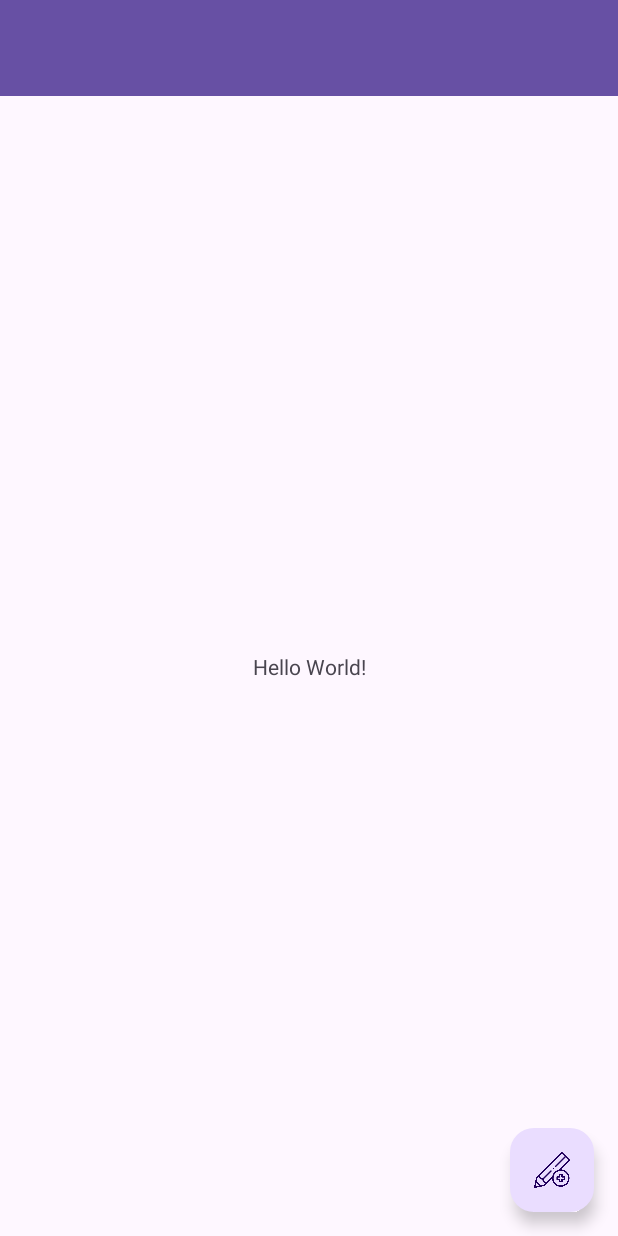
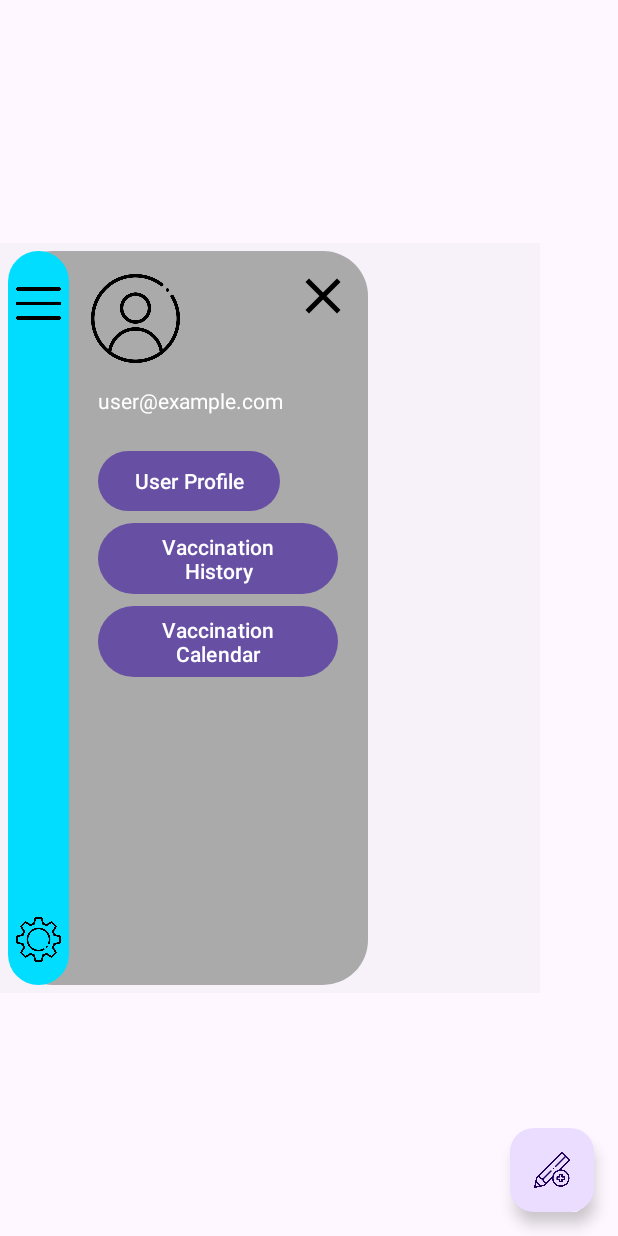
Before and after one commit to Junoiri/MSPP_Project, an Android app built with Jetpack Compose: the layout activity_main.xml on its own in the app's theme, with its tools: preview values and no code run, on a phone screen of 412 x 824 dp. Run offline under Robolectric (Android 15) with nearby library versions, the light colour scheme and no system bars.

Commit message:
Modified the Main Activity

```diff
--- /dev/null
+++ b/app/src/main/res/drawable/drawer_background.xml
@@ -0,0 +1,5 @@
+<?xml version="1.0" encoding="utf-8"?>
+<selector xmlns:android="http://schemas.android.com/apk/res/android">
+    <item android:drawable="@drawable/rounded_rectangle_vertical_expanded" android:state_checked="true" />
+<!--    <item android:drawable="@drawable/rounded_rectangle_vertical" />-->
+</selector>
--- /dev/null
+++ b/app/src/main/res/drawable/rounded_rectangle_vertical.xml
@@ -0,0 +1,5 @@
+<?xml version="1.0" encoding="utf-8"?>
+<shape xmlns:android="http://schemas.android.com/apk/res/android">
+    <solid android:color="@android:color/holo_blue_bright" />
+    <corners android:radius="40dp" />
+</shape>
--- /dev/null
+++ b/app/src/main/res/drawable/rounded_rectangle_vertical_expanded.xml
@@ -0,0 +1,5 @@
+<?xml version="1.0" encoding="utf-8"?>
+<shape xmlns:android="http://schemas.android.com/apk/res/android">
+    <solid android:color="@android:color/darker_gray" />
+    <corners android:radius="30dp" />
+</shape>
--- a/app/src/main/res/layout/activity_main.xml
+++ b/app/src/main/res/layout/activity_main.xml
@@ -1,34 +1,32 @@
-<androidx.drawerlayout.widget.DrawerLayout xmlns:android="http://schemas.android.com/apk/res/android"
+<RelativeLayout xmlns:android="http://schemas.android.com/apk/res/android"
     xmlns:app="http://schemas.android.com/apk/res-auto"
-    android:id="@+id/drawer_layout"
     android:layout_width="match_parent"
     android:layout_height="match_parent">
 
-    <RelativeLayout
+    <TextView
+        android:id="@+id/text_view"
+        android:layout_width="wrap_content"
+        android:layout_height="wrap_content"
+        android:text="Hello World!"
+        android:layout_centerInParent="true" />
+
+    <FrameLayout
         android:layout_width="match_parent"
         android:layout_height="match_parent">
 
-        <androidx.constraintlayout.widget.ConstraintLayout
-            android:layout_width="match_parent"
-            android:layout_height="match_parent">
+        <include layout="@layout/custom_expanded_toolbar"
+            android:id="@+id/nav_view"
+            android:layout_width="wrap_content"
+            android:layout_height="500dp"
+            android:layout_gravity="center_vertical" />
 
-            <androidx.appcompat.widget.Toolbar
-                android:id="@+id/toolbar"
-                android:layout_width="match_parent"
-                android:layout_height="?attr/actionBarSize"
-                android:background="?attr/colorPrimary"
-                app:layout_constraintTop_toTopOf="parent" />
+        <include layout="@layout/custom_toolbar_vertical"
+            android:id="@+id/custom_toolbar_vertical"
+            android:layout_width="wrap_content"
+            android:layout_height="500dp"
+            android:layout_gravity="center_vertical" />
 
-            <TextView
-                android:layout_width="wrap_content"
-                android:layout_height="wrap_content"
-                android:text="Hello World!"
-                app:layout_constraintBottom_toBottomOf="parent"
-                app:layout_constraintEnd_toEndOf="parent"
-                app:layout_constraintStart_toStartOf="parent"
-                app:layout_constraintTop_toBottomOf="@id/toolbar" />
-
-        </androidx.constraintlayout.widget.ConstraintLayout>
+    </FrameLayout>
 
     <com.google.android.material.floatingactionbutton.FloatingActionButton
         android:id="@+id/fab_add_new"
@@ -41,16 +39,3 @@
         app:fabSize="normal" />
 
 </RelativeLayout>
-
-    <com.google.android.material.navigation.NavigationView
-        android:id="@+id/nav_view"
-        android:layout_width="wrap_content"
-        android:layout_height="match_parent"
-        android:layout_gravity="start"
-        app:headerLayout="@layout/nav_header">
-
-        <include layout="@layout/drawer_menu" />
-
-    </com.google.android.material.navigation.NavigationView>
-
-</androidx.drawerlayout.widget.DrawerLayout>
--- /dev/null
+++ b/app/src/main/res/layout/custom_expanded_toolbar.xml
@@ -0,0 +1,87 @@
+<com.google.android.material.navigation.NavigationView xmlns:android="http://schemas.android.com/apk/res/android"
+    xmlns:app="http://schemas.android.com/apk/res-auto"
+    android:id="@+id/nav_view"
+    android:layout_width="240dp"
+    android:layout_height="500dp"
+    android:layout_gravity="start"
+    android:padding="5dp">
+
+    <LinearLayout
+        android:layout_width="wrap_content"
+        android:layout_height="match_parent"
+        android:background="@drawable/rounded_rectangle_vertical_expanded"
+        android:orientation="vertical">
+
+        <RelativeLayout
+            android:layout_width="200dp"
+            android:layout_height="wrap_content"
+            android:layout_marginLeft="40dp"
+            android:padding="10dp">
+
+            <LinearLayout
+                android:id="@+id/user_section"
+                android:layout_width="wrap_content"
+                android:layout_height="wrap_content"
+                android:orientation="vertical">
+
+                <ImageView
+                    android:id="@+id/user_icon"
+                    android:layout_width="70dp"
+                    android:layout_height="70dp"
+                    android:padding="5dp"
+                    android:src="@drawable/ic_user" />
+
+                <TextView
+                    android:id="@+id/user_email"
+                    android:layout_width="wrap_content"
+                    android:layout_height="wrap_content"
+                    android:padding="10dp"
+                    android:text="user@example.com"
+                    android:textColor="@android:color/white"
+                    android:textSize="14sp" />
+
+            </LinearLayout>
+
+            <ImageView
+                android:id="@+id/ic_cross_black"
+                android:layout_width="40dp"
+                android:layout_height="40dp"
+                android:layout_alignParentEnd="true"
+                android:contentDescription="@string/close"
+                android:src="@drawable/ic_cross_black" />
+
+            <LinearLayout
+                android:layout_width="wrap_content"
+                android:layout_height="match_parent"
+                android:layout_below="@+id/user_section"
+                android:orientation="vertical">
+
+                    <LinearLayout
+                        android:layout_width="wrap_content"
+                        android:layout_height="wrap_content"
+                        android:padding="10dp"
+                        android:orientation="vertical">
+
+                        <Button
+                            android:id="@+id/nav_user_profile"
+                            android:layout_width="wrap_content"
+                            android:layout_height="wrap_content"
+                            android:text="User Profile" />
+
+                        <Button
+                            android:id="@+id/nav_vaccination_history"
+                            android:layout_width="wrap_content"
+                            android:layout_height="wrap_content"
+                            android:text="Vaccination History" />
+
+                        <Button
+                            android:id="@+id/nav_vaccination_calendar"
+                            android:layout_width="wrap_content"
+                            android:layout_height="wrap_content"
+                            android:text="Vaccination Calendar" />
+
+                    </LinearLayout>
+            </LinearLayout>
+        </RelativeLayout>
+    </LinearLayout>
+</com.google.android.material.navigation.NavigationView>
--- /dev/null
+++ b/app/src/main/res/layout/custom_toolbar_vertical.xml
@@ -0,0 +1,46 @@
+<RelativeLayout xmlns:android="http://schemas.android.com/apk/res/android"
+    android:id="@+id/custom_toolbar_vertical"
+    android:layout_width="match_parent"
+    android:layout_height="500dp">
+
+    <LinearLayout
+        android:layout_width="wrap_content"
+        android:layout_height="match_parent"
+        android:layout_centerVertical="true"
+        android:layout_alignParentStart="true"
+        android:layout_margin="5dp"
+        android:background="@drawable/rounded_rectangle_vertical"
+        android:gravity="start"
+        android:orientation="vertical">
+
+        <ImageButton
+            android:layout_marginTop="20dp"
+            android:layout_marginRight="5dp"
+            android:layout_marginLeft="5dp"
+            android:id="@+id/menu_button"
+            android:layout_width="30dp"
+            android:layout_height="30dp"
+            android:src="@drawable/ic_menu"
+            android:scaleType="fitCenter"
+            android:background="@android:color/transparent" />
+
+        <View
+            android:layout_width="match_parent"
+            android:layout_height="0dp"
+            android:layout_weight="1" />
+
+        <ImageButton
+            android:id="@+id/nav_settings"
+            android:layout_width="30dp"
+            android:layout_height="30dp"
+            android:layout_marginBottom="15dp"
+            android:layout_marginRight="5dp"
+            android:layout_marginLeft="5dp"
+            android:layout_alignParentStart="true"
+            android:background="@null"
+            android:padding="0dp"
+            android:scaleType="fitCenter"
+            android:src="@drawable/ic_settings" />
+    </LinearLayout>
+
+</RelativeLayout>
--- a/app/src/main/res/layout/nav_header.xml
+++ b/app/src/main/res/layout/nav_header.xml
@@ -1,6 +1,6 @@
 <?xml version="1.0" encoding="utf-8"?>
 <RelativeLayout xmlns:android="http://schemas.android.com/apk/res/android"
-    android:layout_width="match_parent"
+    android:layout_width="wrap_content"
     android:layout_height="wrap_content"
     android:padding="10dp"
     android:background="?attr/colorPrimary"
@@ -8,7 +8,7 @@
 
     <LinearLayout
         android:id="@+id/user_section"
-        android:layout_width="match_parent"
+        android:layout_width="wrap_content"
         android:layout_height="wrap_content"
         android:orientation="vertical">
 
```
Also changed, not shown: app/src/main/java/activities/DrawerMenuHandler.kt (+106 -88 lines), app/src/main/java/activities/MainActivity.kt (+96 -13 lines), app/src/main/res/anim/slide_left.xml (added, +7 -0 lines), app/src/main/res/anim/slide_right.xml (added, +7 -0 lines), app/src/main/res/anim/slide_right_left.xml (added, +11 -0 lines), app/src/main/res/layout/drawer_menu.xml (deleted, +0 -69 lines). Lines whose indentation alone changed are shown as unchanged.
